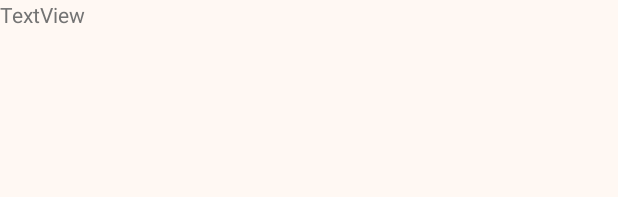
After one commit to Menuing/menuing-android, an Android app: the layout activity_profile.xml on its own in the app's theme, with its tools: preview values and no code run, on a phone screen of 412 x 824 dp. The commit adds this screen. Shown: the top 197 px of the screen. Run offline under Robolectric (Android 15) with nearby library versions, the phone set to English and light mode, and no system bars.

Commit message:
added the user profile

```diff
--- /dev/null
+++ b/app/src/main/res/layout/activity_profile.xml
@@ -0,0 +1,15 @@
+<?xml version="1.0" encoding="utf-8"?>
+<android.support.constraint.ConstraintLayout xmlns:android="http://schemas.android.com/apk/res/android"
+    xmlns:tools="http://schemas.android.com/tools"
+    android:layout_width="match_parent"
+    android:layout_height="match_parent"
+    tools:layout_editor_absoluteY="81dp">
+
+    <TextView
+        android:id="@+id/textView"
+        android:layout_width="273dp"
+        android:layout_height="64dp"
+        android:text="TextView"
+        tools:layout_editor_absoluteX="27dp"
+        tools:layout_editor_absoluteY="16dp" />
+</android.support.constraint.ConstraintLayout>
```
Also changed, not shown: app/src/main/java/com/example/mrg20/menuing_android/UserProfile.java (added, +13 -0 lines), app/src/main/res/values/strings.xml (+9 -0 lines).
